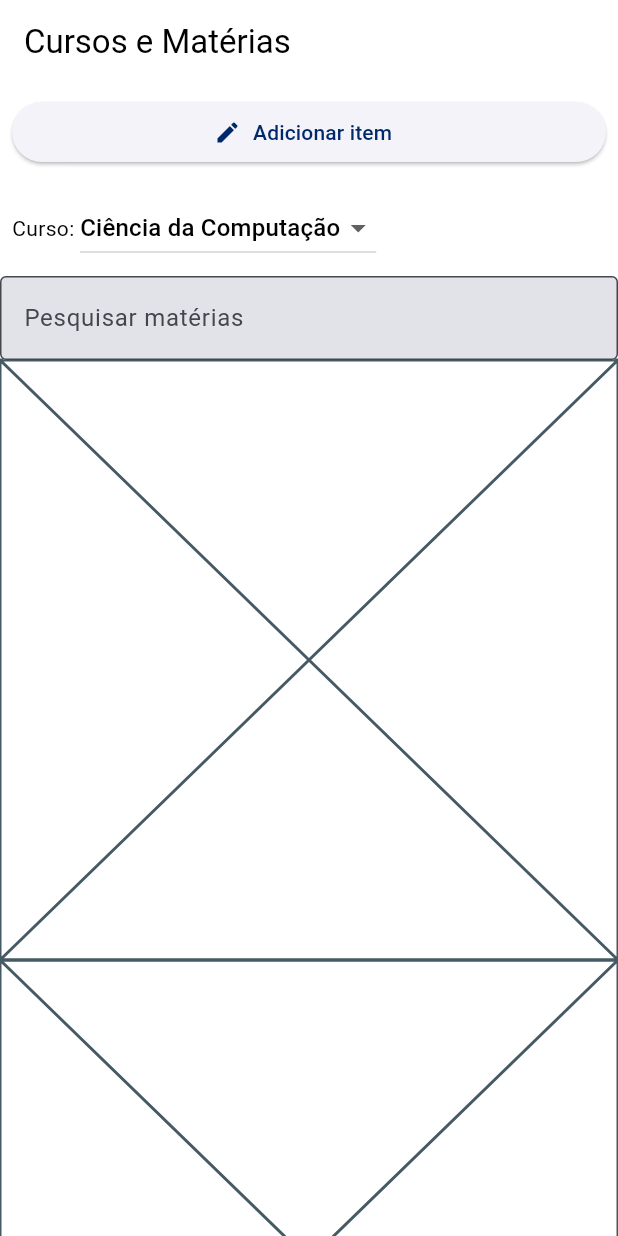
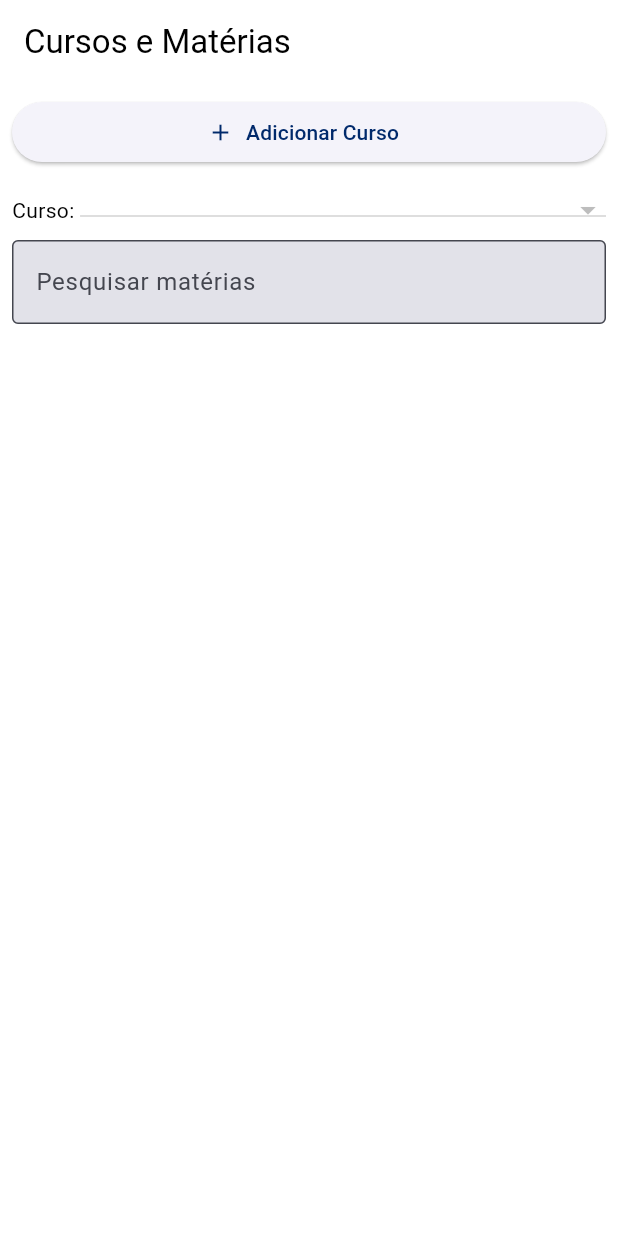
Before and after one commit to KaduCmK/uerj_companion, a Flutter app: the CursosScreen screen opened by its route, on a phone screen of 412 x 824 dp. Run offline on Flutter 3.47's test engine with Material 3 defaults, Android fonts, the light colour scheme and no system bars; our stand-ins replace bloc, cloud_firestore, equatable, firebase_auth, firebase_core, flex_color_scheme and 4 more; accounts and stored records are empty; statements that could not run were skipped.

Commit message:
tela de cursos e de edição de curso

```diff
--- /dev/null
+++ b/lib/features/cursos/data/cursos_repository.dart
@@ -0,0 +1,50 @@
+import 'package:cloud_firestore/cloud_firestore.dart';
+import 'package:uerj_companion/features/cursos/domain/entities/curso.dart';
+import 'package:uerj_companion/features/cursos/domain/entities/materia.dart';
+
+class CursosRepository {
+  final FirebaseFirestore _firestore = FirebaseFirestore.instance;
+  final _cursosCollection = FirebaseFirestore.instance.collection('cursos');
+
+  Future<List<Curso>> getCursos() async {
+    final snapshot = await _cursosCollection.orderBy('nome').get();
+    return snapshot.docs.map((doc) => Curso.fromFirestore(doc)).toList();
+  }
+
+  Future<List<Materia>> getMaterias(String cursoId) async {
+    final snapshot = await _cursosCollection
+        .doc(cursoId)
+        .collection('materias')
+        .orderBy('nome')
+        .get();
+    return snapshot.docs.map((doc) => Materia.fromFirestore(doc)).toList();
+  }
+
+  Future<void> saveCurso(Curso curso, List<Materia> materias) async {
+    final batch = _firestore.batch();
+
+    DocumentReference cursoRef;
+    if (curso.id == null) {
+      // Criando novo curso
+      cursoRef = _cursosCollection.doc();
+    } else {
+      // Editando curso existente
+      cursoRef = _cursosCollection.doc(curso.id);
+    }
+    batch.set(cursoRef, curso.toMap());
+
+    // Deleta todas as matérias antigas para simplificar
+    final materiasSnapshot = await cursoRef.collection('materias').get();
+    for (var doc in materiasSnapshot.docs) {
+      batch.delete(doc.reference);
+    }
+
+    // Adiciona as novas matérias
+    for (var materia in materias) {
+      final materiaRef = cursoRef.collection('materias').doc();
+      batch.set(materiaRef, materia.toMap());
+    }
+
+    await batch.commit();
+  }
+}
--- /dev/null
+++ b/lib/features/cursos/domain/entities/curso.dart
@@ -0,0 +1,40 @@
+import 'package:cloud_firestore/cloud_firestore.dart';
+import 'package:equatable/equatable.dart';
+
+class Curso extends Equatable {
+  final String? id;
+  final String nome;
+
+  const Curso({
+    this.id,
+    required this.nome,
+  });
+
+  @override
+  List<Object?> get props => [id, nome];
+
+  factory Curso.fromFirestore(DocumentSnapshot doc) {
+    final data = doc.data() as Map<String, dynamic>;
+
+    return Curso(
+      id: doc.id,
+      nome: data['nome'],
+    );
+  }
+
+  Map<String, dynamic> toMap() {
+    return {
+      'nome': nome,
+    };
+  }
+
+  Curso copyWith({
+    String? id,
+    String? nome,
+  }) {
+    return Curso(
+      id: id ?? this.id,
+      nome: nome ?? this.nome,
+    );
+  }
+}
--- /dev/null
+++ b/lib/features/cursos/domain/entities/materia.dart
@@ -0,0 +1,27 @@
+import 'package:cloud_firestore/cloud_firestore.dart';
+import 'package:equatable/equatable.dart';
+
+class Materia extends Equatable {
+  final String? id;
+  final String nome;
+  final String? codigo;
+
+  const Materia({this.id, required this.nome, this.codigo});
+
+  @override
+  List<Object?> get props => [id, nome, codigo];
+
+  factory Materia.fromFirestore(DocumentSnapshot doc) {
+    final data = doc.data() as Map<String, dynamic>;
+
+    return Materia(
+      id: doc.id,
+      nome: data['nome'] ?? "Sem nome",
+      codigo: data['codigo'],
+    );
+  }
+
+  Map<String, dynamic> toMap() {
+    return {'nome': nome, 'codigo': codigo};
+  }
+}
--- /dev/null
+++ b/lib/features/cursos/presentation/bloc/curso_bloc.dart
@@ -0,0 +1,45 @@
+import 'package:bloc/bloc.dart';
+import 'package:equatable/equatable.dart';
+import 'package:uerj_companion/features/cursos/data/cursos_repository.dart';
+import 'package:uerj_companion/features/cursos/domain/entities/curso.dart';
+import 'package:uerj_companion/features/cursos/domain/entities/materia.dart';
+
+part 'curso_event.dart';
+part 'curso_state.dart';
+
+class CursoBloc extends Bloc<CursoEvent, CursoState> {
+  final CursosRepository _repository;
+
+  CursoBloc({required CursosRepository cursosRepository})
+    : _repository = cursosRepository,
+      super(CursoInitial()) {
+    on<LoadCursos>((event, emit) async {
+      emit(CursoLoading());
+
+      try {
+        final cursos = await _repository.getCursos();
+        emit(CursosLoaded(cursos: cursos));
+      } catch (e) {
+        emit(CursosError(message: e.toString()));
+      }
+    });
+
+    on<SelectCurso>((event, emit) async {
+      final currentState = state as CursosLoaded;
+      emit(CursoLoading());
+
+      try {
+        final materias = await _repository.getMaterias(event.cursoId);
+        emit(
+          CursosLoaded(
+            cursos: currentState.cursos,
+            materias: materias,
+            selectedCursoId: event.cursoId,
+          ),
+        );
+      } catch (e) {
+        emit(CursosError(message: e.toString()));
+      }
+    });
+  }
+}
--- /dev/null
+++ b/lib/features/cursos/presentation/bloc/curso_event.dart
@@ -0,0 +1,19 @@
+part of 'curso_bloc.dart';
+
+sealed class CursoEvent extends Equatable {
+  const CursoEvent();
+
+  @override
+  List<Object> get props => [];
+}
+
+class LoadCursos extends CursoEvent {}
+
+class SelectCurso extends CursoEvent {
+  final String cursoId;
+
+  const SelectCurso(this.cursoId);
+
+  @override
+  List<Object> get props => [cursoId];
+}
--- /dev/null
+++ b/lib/features/cursos/presentation/bloc/curso_state.dart
@@ -0,0 +1,36 @@
+part of 'curso_bloc.dart';
+
+sealed class CursoState extends Equatable {
+  const CursoState();
+
+  @override
+  List<Object> get props => [];
+}
+
+final class CursoInitial extends CursoState {}
+
+final class CursoLoading extends CursoState {}
+
+final class CursosLoaded extends CursoState {
+  final List<Curso> cursos;
+  final List<Materia> materias;
+  final String? selectedCursoId;
+
+  const CursosLoaded({
+    required this.cursos,
+    this.materias = const [],
+    this.selectedCursoId,
+  });
+
+  @override
+  List<Object> get props => [cursos, materias, selectedCursoId ?? ''];
+}
+
+final class CursosError extends CursoState {
+  final String message;
+
+  const CursosError({required this.message});
+
+  @override
+  List<Object> get props => [message];
+}
--- a/lib/features/cursos/presentation/cursos_screen.dart
+++ b/lib/features/cursos/presentation/cursos_screen.dart
@@ -1,60 +1,105 @@
 import 'package:flutter/material.dart';
+import 'package:flutter_bloc/flutter_bloc.dart';
+import 'package:go_router/go_router.dart';
+import 'package:uerj_companion/features/cursos/presentation/bloc/curso_bloc.dart';
+import 'package:uerj_companion/shared/config/service_locator.dart';
 
 class CursosScreen extends StatelessWidget {
   const CursosScreen({super.key});
 
   @override
   Widget build(BuildContext context) {
-    return Scaffold(
+    return BlocProvider(
+      create: (context) => sl<CursoBloc>()..add(LoadCursos()),
+      child: Scaffold(
         appBar: AppBar(
           title: const Text('Cursos e Matérias'),
           automaticallyImplyLeading: true,
         ),
-      body: CustomScrollView(
+        body: BlocBuilder<CursoBloc, CursoState>(
+          builder: (context, state) {
+            if (state is CursoLoading) {
+              return const Center(child: CircularProgressIndicator());
+            }
+            if (state is CursosLoaded) {
+              return CustomScrollView(
                 slivers: [
                   SliverPadding(
                     padding: const EdgeInsets.all(8),
                     sliver: SliverToBoxAdapter(
                       child: ElevatedButton.icon(
-                onPressed: () {},
-                icon: const Icon(Icons.edit),
-                label: Text("Adicionar item"),
+                        onPressed: () => context.push('/edit-curso'),
+                        icon: const Icon(Icons.add),
+                        label: Text("Adicionar Curso"),
                       ),
                     ),
                   ),
-
                   SliverPadding(
                     padding: const EdgeInsets.all(8),
                     sliver: SliverToBoxAdapter(
                       child: Row(
                         children: [
                           Text("Curso: "),
-                  DropdownButton(
-                    items: [
-                      DropdownMenuItem(
-                        child: const Text("Ciência da Computação"),
+                          Expanded(
+                            child: DropdownButton<String>(
+                              isExpanded: true,
+                              value: state.selectedCursoId,
+                              items: state.cursos.map((curso) {
+                                return DropdownMenuItem<String>(
+                                  value: curso.id,
+                                  child: Text(curso.nome),
+                                );
+                              }).toList(),
+                              onChanged: (value) {
+                                if (value != null) {
+                                  context
+                                      .read<CursoBloc>()
+                                      .add(SelectCurso(value));
+                                }
+                              },
                             ),
-                    ],
-                    onChanged: (value) {},
+                          ),
+                          if (state.selectedCursoId != null)
+                            IconButton(
+                              icon: const Icon(Icons.edit),
+                              onPressed: () {
+                                final curso = state.cursos.firstWhere(
+                                    (c) => c.id == state.selectedCursoId);
+                                context.push('/edit-curso', extra: curso);
+                              },
                             ),
                         ],
                       ),
                     ),
                   ),
-
                   SliverToBoxAdapter(
+                    child: Padding(
+                      padding: const EdgeInsets.symmetric(horizontal: 8.0),
                       child: TextField(
-              decoration: const InputDecoration(hintText: "Pesquisar matérias"),
+                        decoration: const InputDecoration(
+                            hintText: "Pesquisar matérias"),
                       ),
                     ),
-
+                  ),
                   SliverList.builder(
-            itemCount: 3,
+                    itemCount: state.materias.length,
                     itemBuilder: (context, index) {
-              return Placeholder();
+                      final materia = state.materias[index];
+                      return ListTile(
+                        title: Text(materia.nome),
+                        subtitle: Text(materia.codigo!),
+                      );
                     },
                   ),
                 ],
+              );
+            }
+            if (state is CursosError) {
+              return Center(child: Text(state.message));
+            }
+            return Container();
+          },
+        ),
       ),
     );
   }
--- a/lib/features/profile/presentation/profile_screen.dart
+++ b/lib/features/profile/presentation/profile_screen.dart
@@ -49,7 +49,7 @@ class ProfileScreen extends StatelessWidget {
               title: const Text('Configurações'),
               onTap: () {
                 Navigator.pop(context);
-                // Ex: context.push('/settings');
+                context.push('/info-cursos');
               },
             ),
           ],
--- a/lib/shared/config/app_router.dart
+++ b/lib/shared/config/app_router.dart
@@ -6,6 +6,8 @@ import 'package:go_router/go_router.dart';
 import 'package:uerj_companion/features/auth/presentation/bloc/auth_bloc.dart';
 import 'package:uerj_companion/features/auth/presentation/validating_screen.dart';
 import 'package:uerj_companion/features/auth/presentation/welcome_screen.dart';
+import 'package:uerj_companion/features/cursos/domain/entities/curso.dart';
+import 'package:uerj_companion/features/cursos/presentation/curso_edit/curso_edit_screen.dart';
 import 'package:uerj_companion/features/cursos/presentation/cursos_screen.dart';
 import 'package:uerj_companion/features/home/home_screen.dart';
 import 'package:uerj_companion/features/profile/presentation/profile_screen.dart';
@@ -71,5 +73,12 @@ final appRouter = GoRouter(
     GoRoute(path: '/profile', builder: (context, state) => ProfileScreen()),
 
     GoRoute(path: '/info-cursos', builder: (context, state) => CursosScreen()),
+    GoRoute(
+      path: '/edit-curso',
+      builder: (context, state) {
+        final curso = state.extra as Curso?;
+        return CursoEditScreen(curso: curso);
+      },
+    ),
   ],
 );
--- a/lib/shared/config/service_locator.dart
+++ b/lib/shared/config/service_locator.dart
@@ -1,11 +1,17 @@
 import 'package:get_it/get_it.dart';
 import 'package:uerj_companion/features/auth/data/auth_service.dart';
 import 'package:uerj_companion/features/auth/presentation/bloc/auth_bloc.dart';
+import 'package:uerj_companion/features/cursos/data/cursos_repository.dart';
+import 'package:uerj_companion/features/cursos/presentation/bloc/curso_bloc.dart';
+import 'package:uerj_companion/features/cursos/presentation/curso_edit/bloc/curso_edit_bloc.dart';
 
 final sl = GetIt.instance;
 
 void setupLocator() {
   sl.registerLazySingleton(() => AuthService());
+  sl.registerLazySingleton(() => CursosRepository());
 
   sl.registerLazySingleton(() => AuthBloc(sl<AuthService>()));
+  sl.registerLazySingleton(() => CursoBloc(cursosRepository: sl()));
+  sl.registerLazySingleton(() => CursoEditBloc(cursosRepository: sl()));
 }
--- a/pubspec.yaml
+++ b/pubspec.yaml
@@ -23,6 +23,7 @@ environment:
 
 dependencies:
   bloc: ^9.0.0
+  cloud_firestore: ^6.0.0
   collection: ^1.19.1
   cupertino_icons: ^1.0.8
   equatable: ^2.0.7
```
Also changed, not shown: firestore.indexes.json (added, +51 -0 lines), lib/features/cursos/presentation/curso_edit/bloc/curso_edit_bloc.dart (added, +93 -0 lines), lib/features/cursos/presentation/curso_edit/bloc/curso_edit_event.dart (added, +46 -0 lines), lib/features/cursos/presentation/curso_edit/bloc/curso_edit_state.dart (added, +39 -0 lines), lib/features/cursos/presentation/curso_edit/curso_edit_screen.dart (added, +198 -0 lines), firebase.json, pubspec.lock, 1 other file. Lines whose indentation alone changed are shown as unchanged.
